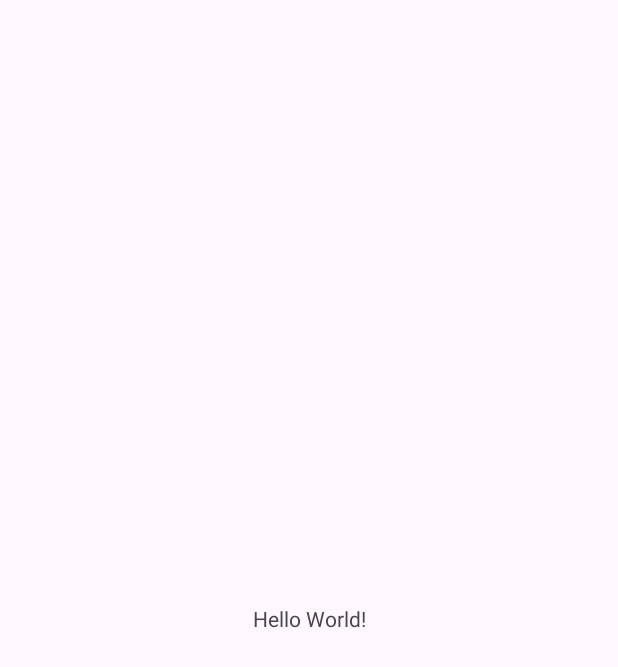
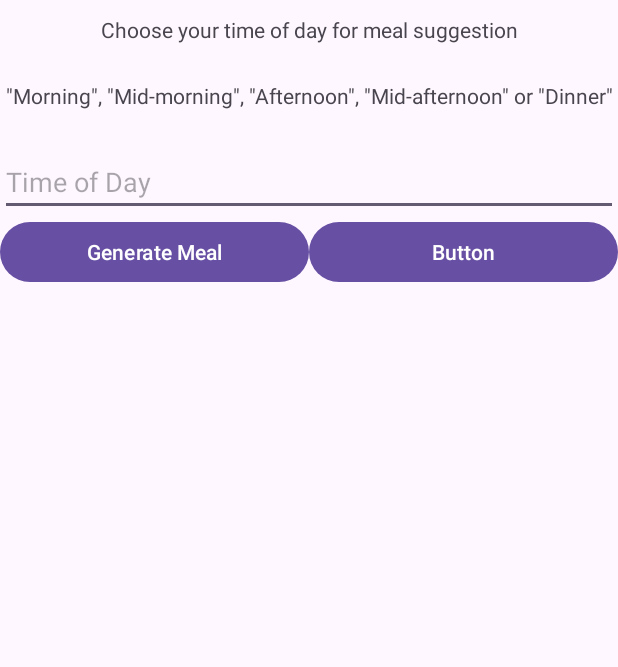
Before and after one commit to ST10482816/Meal-Suggestor, an Android app: the screen it shows after launch (MainActivity), on a phone screen of 412 x 824 dp. Before the commit the part shown is almost empty. Shown: the top 667 px of the screen. Run offline under Robolectric (Android 15) with nearby library versions, the phone set to English and light mode, and no system bars.

Commit message:
TextViews, EditTexts and Buttons added

```diff
--- a/app/src/main/java/za/co/varsitycollege/st10482816/mealsuggestor/MainActivity.kt
+++ b/app/src/main/java/za/co/varsitycollege/st10482816/mealsuggestor/MainActivity.kt
@@ -1,6 +1,8 @@
 package za.co.varsitycollege.st10482816.mealsuggestor
 
 import android.os.Bundle
+import android.widget.Button
+import android.widget.EditText
 import androidx.activity.enableEdgeToEdge
 import androidx.appcompat.app.AppCompatActivity
 import androidx.core.view.ViewCompat
@@ -16,5 +18,23 @@ class MainActivity : AppCompatActivity() {
             v.setPadding(systemBars.left, systemBars.top, systemBars.right, systemBars.bottom)
             insets
         }
+
+
+
+
+
+
+    }
+
+
+
+//    function generates a meal based on the user's chosen input
+    private fun generateMeal(){
+
+    }
+
+//    function resets fields when called
+    private fun resetInputFields(){
+
     }
 }
--- a/app/src/main/res/layout/activity_main.xml
+++ b/app/src/main/res/layout/activity_main.xml
@@ -1,19 +1,58 @@
 <?xml version="1.0" encoding="utf-8"?>
-<androidx.constraintlayout.widget.ConstraintLayout xmlns:android="http://schemas.android.com/apk/res/android"
+<LinearLayout xmlns:android="http://schemas.android.com/apk/res/android"
     xmlns:app="http://schemas.android.com/apk/res-auto"
     xmlns:tools="http://schemas.android.com/tools"
     android:id="@+id/main"
     android:layout_width="match_parent"
     android:layout_height="match_parent"
+    android:orientation="vertical"
     tools:context=".MainActivity">
 
     <TextView
-        android:layout_width="wrap_content"
+        android:id="@+id/txtHeadingInstruction"
+        android:layout_width="match_parent"
+        android:layout_height="29dp"
+        android:gravity="center_horizontal"
+        android:paddingTop="10sp"
+        android:text="Choose your time of day for meal suggestion" />
+
+    <TextView
+        android:id="@+id/txtDayOptions"
+        android:layout_width="match_parent"
+        android:layout_height="69dp"
+        android:gravity="center"
+        android:text="&quot;Morning&quot;, &quot;Mid-morning&quot;, &quot;Afternoon&quot;, &quot;Mid-afternoon&quot; or &quot;Dinner&quot;" />
+
+    <EditText
+        android:id="@+id/txeTimeOfDay"
+        android:layout_width="match_parent"
         android:layout_height="wrap_content"
-        android:text="Hello World!"
-        app:layout_constraintBottom_toBottomOf="parent"
-        app:layout_constraintEnd_toEndOf="parent"
-        app:layout_constraintStart_toStartOf="parent"
-        app:layout_constraintTop_toTopOf="parent" />
+        android:ems="10"
+        android:hint="Time of Day"
+        android:inputType="text" />
+    <LinearLayout
+        android:layout_width="match_parent"
+        android:layout_height="wrap_content"
+        android:orientation="horizontal">
+        <Button
+            android:id="@+id/btnSubmit"
+            android:layout_width="0dp"
+            android:layout_height="wrap_content"
+            android:layout_weight="1"
+            android:text="Generate Meal" />
 
-</androidx.constraintlayout.widget.ConstraintLayout>
+        <Button
+            android:id="@+id/button3"
+            android:layout_width="0dp"
+            android:layout_height="wrap_content"
+            android:layout_weight="1"
+            android:text="Button" />
+    </LinearLayout>
+
+    <TextView
+        android:id="@+id/txtSuggestionResult"
+        android:layout_width="match_parent"
+        android:layout_height="87dp"
+        android:text="" />
+
+</LinearLayout>
```
